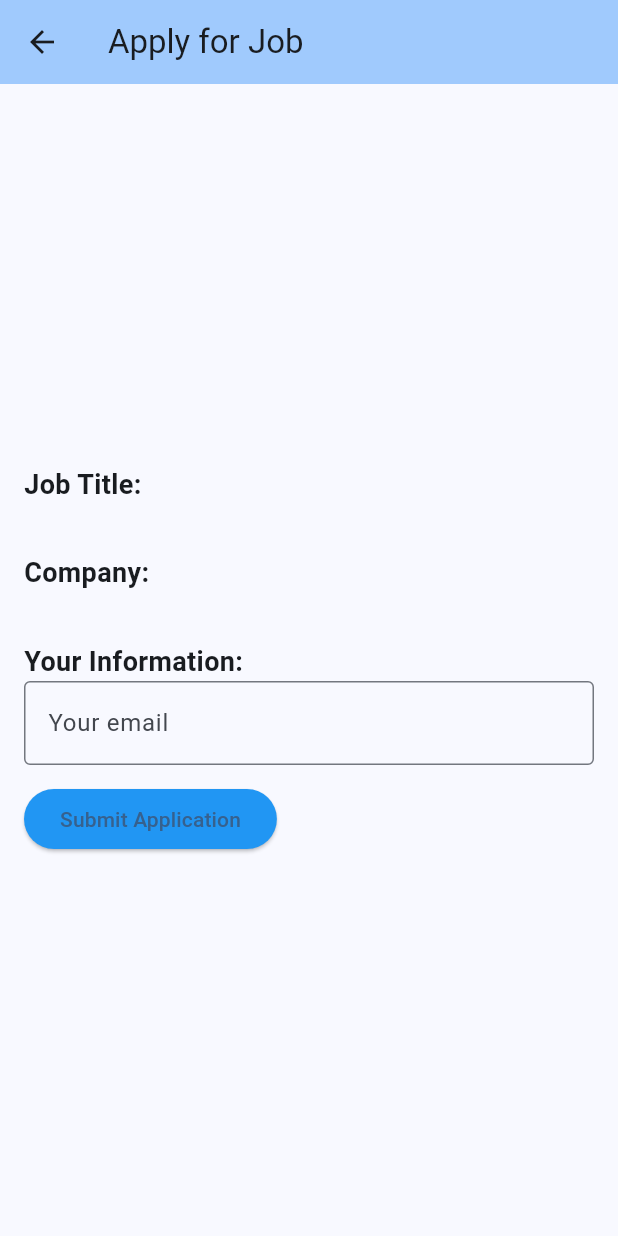
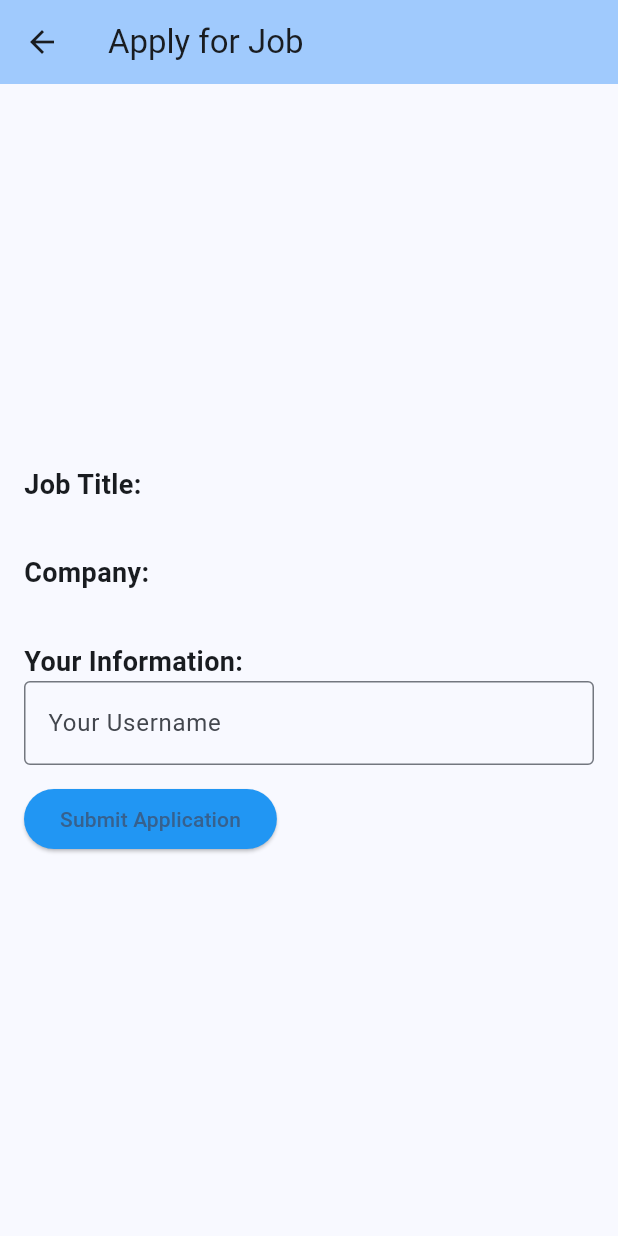
Before and after one commit to Flutter-Hiring-Platform/Flutter-Hiring-Platform, a Flutter app: the ApplyJob screen opened directly with empty values, on a phone screen of 412 x 824 dp. Run offline on Flutter 3.47's test engine with Material 3 defaults, Android fonts, the phone set to English and light mode, and no system bars; our stand-ins replace fluttertoast.

```diff
--- a/lib/apply_job.widget.dart
+++ b/lib/apply_job.widget.dart
@@ -1,10 +1,18 @@
 import 'package:flutter/material.dart';
 import 'work.dart';
+import 'job_api.dart';
 
-class ApplyJob extends StatelessWidget {
+class ApplyJob extends StatefulWidget {
   final Work work;
 
   ApplyJob(this.work);
+
+  @override
+  _ApplyJobState createState() => _ApplyJobState();
+}
+
+class _ApplyJobState extends State<ApplyJob> {
+  TextEditingController usernameController = TextEditingController();
 
   @override
   Widget build(BuildContext context) {
@@ -26,7 +34,7 @@ class ApplyJob extends StatelessWidget {
                 fontWeight: FontWeight.bold,
               ),
             ),
-            Text(work.title),
+            Text(widget.work.title),
             SizedBox(height: 12),
             Text(
               'Company:',
@@ -35,7 +43,7 @@ class ApplyJob extends StatelessWidget {
                 fontWeight: FontWeight.bold,
               ),
             ),
-            Text(work.company),
+            Text(widget.work.company),
             SizedBox(height: 12),
             Text(
               'Your Information:',
@@ -45,15 +53,18 @@ class ApplyJob extends StatelessWidget {
               ),
             ),
             TextField(
+              controller: usernameController,
               decoration: InputDecoration(
-                labelText: 'Your email',
+                labelText: 'Your Username',
                 border: OutlineInputBorder(),
               ),
             ),
             SizedBox(height: 12),
             ElevatedButton(
               onPressed: () {
-                Navigator.pop(context);
+                // applyJob(widget.work.id, usernameController.text).then((_) {
+                  Navigator.pop(context);
+                // });
               },
               style: ElevatedButton.styleFrom(
                 primary: Colors.blue,
```
Also changed, not shown: lib/job_api.dart (+29 -0 lines), 2 other files.
